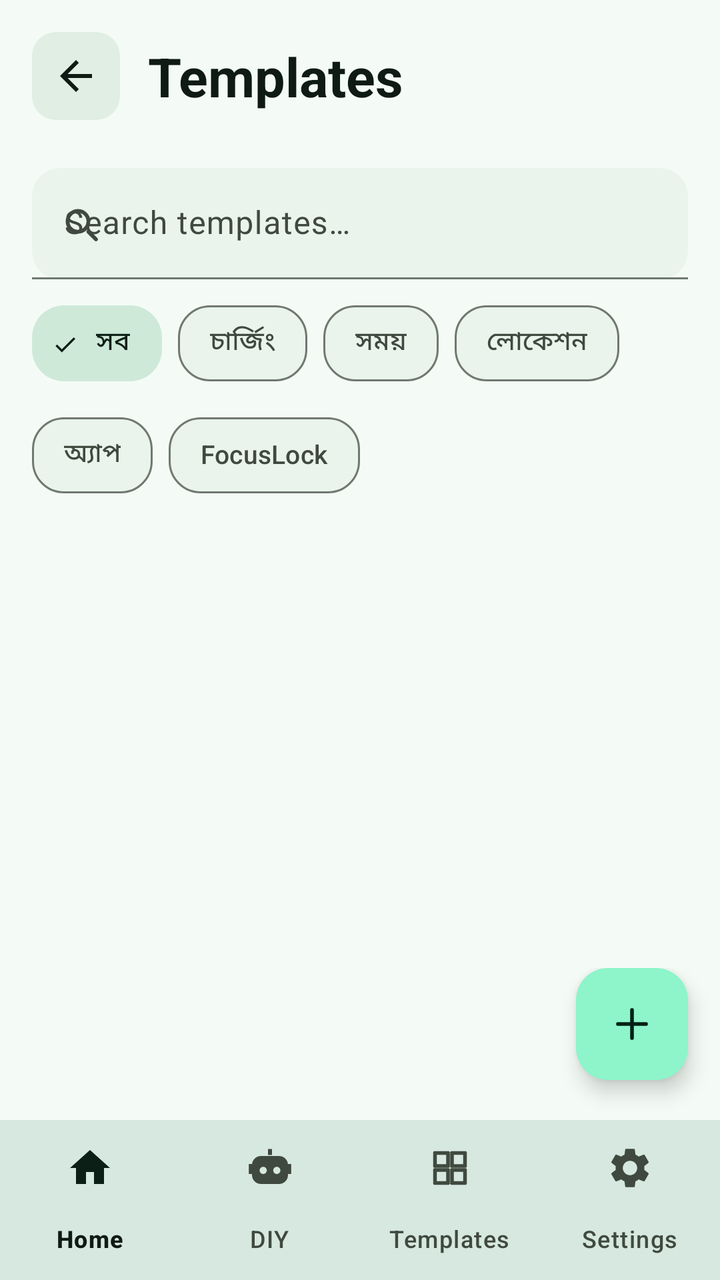
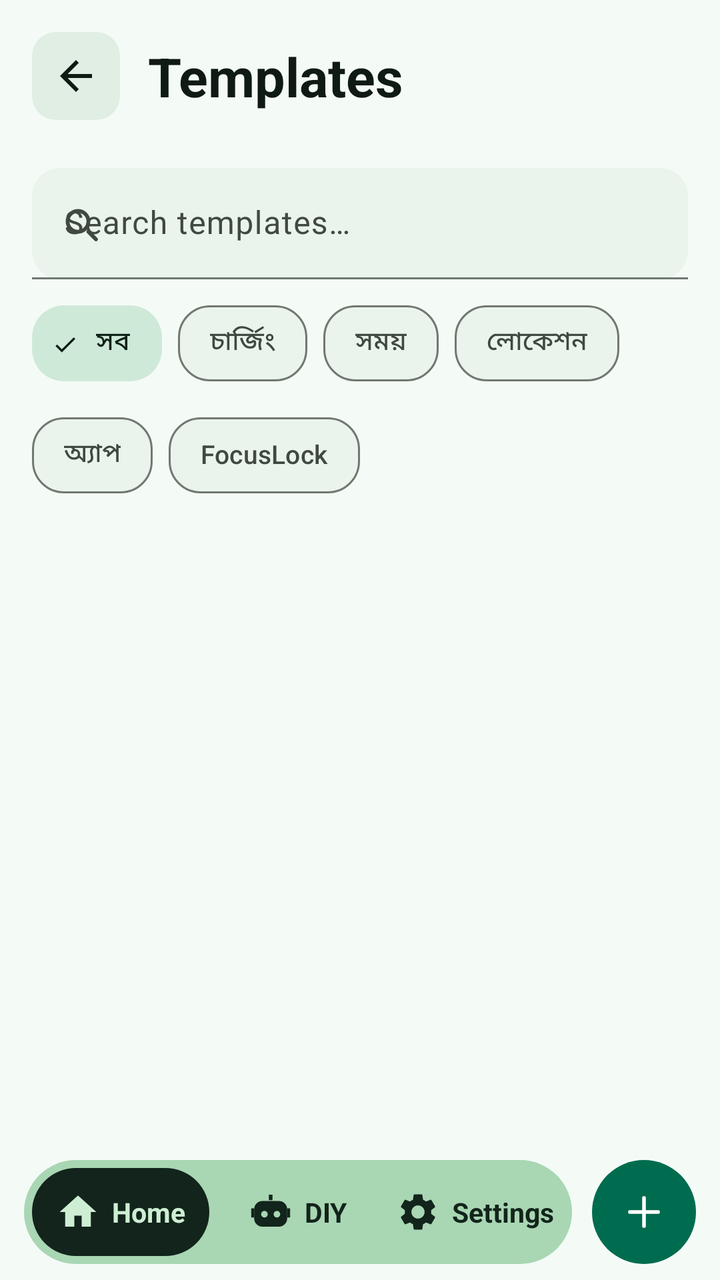

Two renders of the same Android screen: before a commit and after it. Below are the layout's source before the change and the commit's diff.
<!-- AndroidManifest.xml: application theme Theme.PhoneLink -->
<!-- res/layout/activity_templates.xml -->
<?xml version="1.0" encoding="utf-8"?>
<LinearLayout xmlns:android="http://schemas.android.com/apk/res/android"
    xmlns:app="http://schemas.android.com/apk/res-auto"
    android:layout_width="match_parent"
    android:layout_height="match_parent"
    android:orientation="vertical">

    <LinearLayout
        android:layout_width="match_parent"
        android:layout_height="wrap_content"
        android:gravity="center_vertical"
        android:orientation="horizontal"
        android:padding="16dp">

        <ImageButton
            android:id="@+id/btnTemplatesBack"
            android:layout_width="44dp"
            android:layout_height="44dp"
            android:background="@drawable/bg_back_chip"
            android:contentDescription="@string/btn_back"
            android:padding="10dp"
            android:src="@drawable/ic_arrow_back"
            app:tint="?attr/colorOnSurface" />

        <TextView
            style="@style/PL.H1"
            android:layout_width="0dp"
            android:layout_marginStart="14dp"
            android:layout_weight="1"
            android:text="@string/templates_title" />
    </LinearLayout>

    <LinearLayout
        android:layout_width="match_parent"
        android:layout_height="0dp"
        android:layout_weight="1"
        android:orientation="vertical"
        android:paddingStart="16dp"
        android:paddingEnd="16dp">

        <com.google.android.material.textfield.TextInputLayout
            style="@style/PL.Field"
            android:layout_width="match_parent"
            android:layout_height="wrap_content"
            android:hint="@string/templates_search_hint"
            app:startIconDrawable="@drawable/ic_search">

            <com.google.android.material.textfield.TextInputEditText
                android:id="@+id/etTemplatesSearch"
                android:layout_width="match_parent"
                android:layout_height="wrap_content"
                android:inputType="text"
                android:maxLines="1" />
        </com.google.android.material.textfield.TextInputLayout>

        <com.google.android.material.chip.ChipGroup
            android:id="@+id/cgTemplatesFilter"
            android:layout_width="match_parent"
            android:layout_height="wrap_content"
            android:layout_marginTop="8dp"
            app:selectionRequired="true"
            app:singleSelection="true">

            <com.google.android.material.chip.Chip
                android:id="@+id/chipTplAll"
                style="@style/PL.ChipFilter"
                android:layout_width="wrap_content"
                android:layout_height="wrap_content"
                android:checked="true"
                android:text="@string/template_filter_all" />

            <com.google.android.material.chip.Chip
                android:id="@+id/chipTplCharging"
                style="@style/PL.ChipFilter"
                android:layout_width="wrap_content"
                android:layout_height="wrap_content"
                android:text="@string/template_filter_charging" />

            <com.google.android.material.chip.Chip
                android:id="@+id/chipTplTime"
                style="@style/PL.ChipFilter"
                android:layout_width="wrap_content"
                android:layout_height="wrap_content"
                android:text="@string/template_filter_time" />

            <com.google.android.material.chip.Chip
                android:id="@+id/chipTplLocation"
                style="@style/PL.ChipFilter"
                android:layout_width="wrap_content"
                android:layout_height="wrap_content"
                android:text="@string/template_filter_location" />

            <com.google.android.material.chip.Chip
                android:id="@+id/chipTplApp"
                style="@style/PL.ChipFilter"
                android:layout_width="wrap_content"
                android:layout_height="wrap_content"
                android:text="@string/template_filter_app" />

            <com.google.android.material.chip.Chip
                android:id="@+id/chipTplFocusLock"
                style="@style/PL.ChipFilter"
                android:layout_width="wrap_content"
                android:layout_height="wrap_content"
                android:text="@string/template_filter_focuslock" />
        </com.google.android.material.chip.ChipGroup>

        <ListView
            android:id="@+id/lvTemplates"
            android:layout_width="match_parent"
            android:layout_height="0dp"
            android:layout_marginTop="8dp"
            android:layout_weight="1"
            android:divider="@android:color/transparent"
            android:dividerHeight="8dp" />
    </LinearLayout>

    <include
        android:id="@+id/bottomNav"
        layout="@layout/nav_m3_bar"
        android:layout_width="match_parent"
        android:layout_height="156dp" />
</LinearLayout>
<!-- res/layout/nav_m3_bar.xml (included above) -->
<?xml version="1.0" encoding="utf-8"?>
<FrameLayout xmlns:android="http://schemas.android.com/apk/res/android"
    xmlns:app="http://schemas.android.com/apk/res-auto"
    android:layout_width="match_parent"
    android:layout_height="156dp">

    <com.google.android.material.floatingactionbutton.FloatingActionButton
        android:id="@+id/navFab"
        android:layout_width="wrap_content"
        android:layout_height="wrap_content"
        android:layout_gravity="top|end"
        android:layout_marginEnd="16dp"
        android:contentDescription="@string/auto_add_action"
        android:src="@drawable/ic_plus"
        app:backgroundTint="?attr/colorPrimaryContainer"
        app:tint="?attr/colorOnPrimaryContainer" />

    <com.google.android.material.bottomnavigation.BottomNavigationView
        android:id="@+id/navBar"
        android:layout_width="match_parent"
        android:layout_height="80dp"
        android:layout_gravity="bottom"
        android:background="?attr/colorSurfaceContainer"
        app:labelVisibilityMode="labeled"
        app:menu="@menu/nav_main" />

</FrameLayout>
<!-- resources referenced by this layout -->
<resources>
  <string name="btn_back">Back</string>
  <color name="md_outline">#707970</color>
  <color name="md_error">#ba1a1a</color>
  <color name="md_onError">#FFFFFF</color>
  <color name="md_btnFill">#e0eee3</color>
  <color name="nav_active">#006c4f</color>
  <!-- unchanged entries left out for length: 53 -->
</resources>

<!-- the commit's change to res/layout/activity_templates.xml (unified diff, before → after) -->
@@ -117,35 +117,123 @@
 
     <include
         android:id="@+id/bottomNav"
-        layout="@layout/nav_m3_bar"
+        layout="@layout/nav_pill_bar"
         android:layout_width="match_parent"
-        android:layout_height="156dp" />
+        android:layout_height="wrap_content" />
 </LinearLayout>
-<!-- res/layout/nav_m3_bar.xml (included above) -->
+<!-- res/layout/nav_pill_bar.xml (included above) -->
 <?xml version="1.0" encoding="utf-8"?>
-<FrameLayout xmlns:android="http://schemas.android.com/apk/res/android"
+<LinearLayout xmlns:android="http://schemas.android.com/apk/res/android"
     xmlns:app="http://schemas.android.com/apk/res-auto"
     android:layout_width="match_parent"
-    android:layout_height="156dp">
-
-    <com.google.android.material.floatingactionbutton.FloatingActionButton
-        android:id="@+id/navFab"
-        android:layout_width="wrap_content"
-        android:layout_height="wrap_content"
-        android:layout_gravity="top|end"
-        android:layout_marginEnd="16dp"
+    android:layout_height="wrap_content"
+    android:gravity="center_vertical"
+    android:orientation="horizontal"
+    android:paddingStart="12dp"
+    android:paddingEnd="12dp"
+    android:paddingTop="8dp"
+    android:paddingBottom="8dp">
+
+    <LinearLayout
+        android:id="@+id/navBarPill"
+        android:layout_width="0dp"
+        android:layout_height="52dp"
+        android:layout_weight="1"
+        android:background="@drawable/bg_nav_bar"
+        android:orientation="horizontal"
+        android:padding="4dp">
+
+        <LinearLayout
+            android:id="@+id/navTabHome"
+            android:layout_width="0dp"
+            android:layout_height="match_parent"
+            android:layout_weight="1"
+            android:background="@drawable/bg_nav_sel"
+            android:foreground="@drawable/bg_nav_tab_ripple"
+            android:gravity="center"
+            android:orientation="horizontal">
+
+            <ImageView
+                android:id="@+id/navIcoHome"
+                android:layout_width="22dp"
+                android:layout_height="22dp"
+                android:src="@drawable/ic_home"
+                app:tint="@color/ess_bar_sel_text" />
+
+            <TextView
+                android:id="@+id/navTxtHome"
+                android:layout_width="wrap_content"
+                android:layout_height="wrap_content"
+                android:layout_marginStart="6dp"
+                android:text="@string/nav_home"
+                android:textColor="@color/ess_bar_sel_text"
+                android:textSize="13.5sp"
+                android:textStyle="bold" />
+        </LinearLayout>
+
+        <LinearLayout
+            android:id="@+id/navTabAuto"
+            android:layout_width="0dp"
+            android:layout_height="match_parent"
+            android:layout_weight="1"
+            android:foreground="@drawable/bg_nav_tab_ripple"
+            android:gravity="center"
+            android:orientation="horizontal">
+
+            <ImageView
+                android:id="@+id/navIcoAuto"
+                android:layout_width="22dp"
+                android:layout_height="22dp"
+                android:src="@drawable/ic_nav_auto"
+                app:tint="@color/ess_bar_text" />
+
+            <TextView
+                android:id="@+id/navTxtAuto"
+                android:layout_width="wrap_content"
+                android:layout_height="wrap_content"
+                android:layout_marginStart="6dp"
+                android:text="@string/nav_diy"
+                android:textColor="@color/ess_bar_text"
+                android:textSize="13.5sp"
+                android:textStyle="bold" />
+        </LinearLayout>
+
+        <LinearLayout
+            android:id="@+id/navTabSettings"
+            android:layout_width="0dp"
+            android:layout_height="match_parent"
+            android:layout_weight="1"
+            android:foreground="@drawable/bg_nav_tab_ripple"
+            android:gravity="center"
+            android:orientation="horizontal">
+
+            <ImageView
+                android:id="@+id/navIcoSettings"
+                android:layout_width="22dp"
+                android:layout_height="22dp"
+                android:src="@drawable/ic_settings"
+                app:tint="@color/ess_bar_text" />
+
+            <TextView
+                android:id="@+id/navTxtSettings"
+                android:layout_width="wrap_content"
+                android:layout_height="wrap_content"
+                android:layout_marginStart="6dp"
+                android:text="@string/nav_settings"
+                android:textColor="@color/ess_bar_text"
+                android:textSize="13.5sp"
+                android:textStyle="bold" />
+        </LinearLayout>
+    </LinearLayout>
+
+    <ImageButton
+        android:id="@+id/navAdd"
+        android:layout_width="52dp"
+        android:layout_height="52dp"
+        android:layout_marginStart="10dp"
+        android:background="@drawable/bg_nav_add"
+        android:foreground="?attr/selectableItemBackgroundBorderless"
         android:contentDescription="@string/auto_add_action"
         android:src="@drawable/ic_plus"
-        app:backgroundTint="?attr/colorPrimaryContainer"
-        app:tint="?attr/colorOnPrimaryContainer" />
-
-    <com.google.android.material.bottomnavigation.BottomNavigationView
-        android:id="@+id/navBar"
-        android:layout_width="match_parent"
-        android:layout_height="80dp"
-        android:layout_gravity="bottom"
-        android:background="?attr/colorSurfaceContainer"
-        app:labelVisibilityMode="labeled"
-        app:menu="@menu/nav_main" />
-
-</FrameLayout>
+        app:tint="?attr/colorOnPrimary" />
+</LinearLayout>
<!-- resource entries referenced after the edit -->
@@ -1,6 +1,78 @@
 <!-- resources referenced by this layout -->
 <resources>
+  <color name="ess_bar_sel_text">#CDEED3</color>
+  <color name="ess_bar_text">#12241B</color>
+  <!-- drawable bg_nav_add (drawable) -->
+  <?xml version="1.0" encoding="utf-8"?>
+  <shape xmlns:android="http://schemas.android.com/apk/res/android"
+      android:shape="oval">
+      <solid android:color="?attr/colorPrimary" />
+  </shape>
+  <!-- drawable bg_nav_bar (drawable) -->
+  <?xml version="1.0" encoding="utf-8"?>
+  <shape xmlns:android="http://schemas.android.com/apk/res/android"
+      android:shape="rectangle">
+      <corners android:radius="100dp" />
+      <solid android:color="@color/ess_bar_bg" />
+  </shape>
+  <!-- drawable bg_nav_sel (drawable) -->
+  <?xml version="1.0" encoding="utf-8"?>
+  <shape xmlns:android="http://schemas.android.com/apk/res/android"
+      android:shape="rectangle">
+      <corners android:radius="100dp" />
+      <solid android:color="@color/ess_bar_sel_bg" />
+  </shape>
+  <!-- drawable bg_nav_tab_ripple (drawable) -->
+  <?xml version="1.0" encoding="utf-8"?>
+  <ripple xmlns:android="http://schemas.android.com/apk/res/android"
+      android:color="?attr/colorControlHighlight">
+      <item android:id="@android:id/mask">
+          <shape android:shape="rectangle">
+              <corners android:radius="100dp" />
+              <solid android:color="@android:color/white" />
+          </shape>
+      </item>
+  </ripple>
+  <!-- drawable ic_home (drawable) -->
+  <vector xmlns:android="http://schemas.android.com/apk/res/android"
+      android:width="24dp"
+      android:height="24dp"
+      android:viewportWidth="24"
+      android:viewportHeight="24">
+      <path
+          android:fillColor="#FF000000"
+          android:pathData="M10,20v-6h4v6h5v-8h3L12,3 2,12h3v8z" />
+  </vector>
+  <!-- drawable ic_nav_auto (drawable) -->
+  <vector xmlns:android="http://schemas.android.com/apk/res/android"
+      android:width="24dp"
+      android:height="24dp"
+      android:viewportWidth="24"
+      android:viewportHeight="24">
+      <path
+          android:fillColor="#FF000000"
+          android:pathData="M11,2.5h2v3h-2zM1.4,10H3v5H1.4zM21,10h1.6v5H21z" />
+      <path
+          android:fillColor="#FF000000"
+          android:fillType="evenOdd"
+          android:pathData="M7.5,6h9A4.5,4.5 0,0 1,21 10.5v5A4.5,4.5 0,0 1,16.5 20h-9A4.5,4.5 0,0 1,3 15.5v-5A4.5,4.5 0,0 1,7.5 6zM8.6,11.4a1.8,1.8 0,1 0,0.01 0zM15.4,11.4a1.8,1.8 0,1 0,0.01 0z" />
+  </vector>
+  <!-- drawable ic_settings (drawable) -->
+  <vector xmlns:android="http://schemas.android.com/apk/res/android"
+      android:width="24dp"
+      android:height="24dp"
+      android:viewportWidth="24"
+      android:viewportHeight="24">
+      <path
+          android:fillColor="#FF000000"
+          android:pathData="M19.14,12.94c0.04,-0.3 0.06,-0.61 0.06,-0.94 0,-0.32 -0.02,-0.64 -0.07,-0.94l2.03,-1.58c0.18,-0.14 0.23,-0.41 0.12,-0.61l-1.92,-3.32c-0.12,-0.22 -0.37,-0.29 -0.59,-0.22l-2.39,0.96c-0.5,-0.38 -1.03,-0.7 -1.62,-0.94l-0.36,-2.54c-0.04,-0.24 -0.24,-0.41 -0.48,-0.41h-3.84c-0.24,0 -0.43,0.17 -0.47,0.41l-0.36,2.54c-0.59,0.24 -1.13,0.57 -1.62,0.94l-2.39,-0.96c-0.22,-0.08 -0.47,0 -0.59,0.22L2.74,8.87c-0.12,0.21 -0.08,0.47 0.12,0.61l2.03,1.58c-0.05,0.3 -0.09,0.63 -0.09,0.94s0.02,0.64 0.07,0.94l-2.03,1.58c-0.18,0.14 -0.23,0.41 -0.12,0.61l1.92,3.32c0.12,0.22 0.37,0.29 0.59,0.22l2.39,-0.96c0.5,0.38 1.03,0.7 1.62,0.94l0.36,2.54c0.05,0.24 0.24,0.41 0.48,0.41h3.84c0.24,0 0.44,-0.17 0.47,-0.41l0.36,-2.54c0.59,-0.24 1.13,-0.56 1.62,-0.94l2.39,0.96c0.22,0.08 0.47,0 0.59,-0.22l1.92,-3.32c0.12,-0.22 0.07,-0.47 -0.12,-0.61l-2.01,-1.58zM12,15.6c-1.98,0 -3.6,-1.62 -3.6,-3.6s1.62,-3.6 3.6,-3.6 3.6,1.62 3.6,3.6 -1.62,3.6 -3.6,3.6z" />
+  </vector>
   <string name="btn_back">Back</string>
+  <string name="nav_diy">DIY</string>
+  <string name="nav_home">Home</string>
+  <string name="nav_settings">Settings</string>
+  <color name="ess_bar_bg">#A9D6B3</color>
+  <color name="ess_bar_sel_bg">#12241B</color>
   <color name="md_outline">#707970</color>
   <color name="md_error">#ba1a1a</color>
   <color name="md_onError">#FFFFFF</color>
